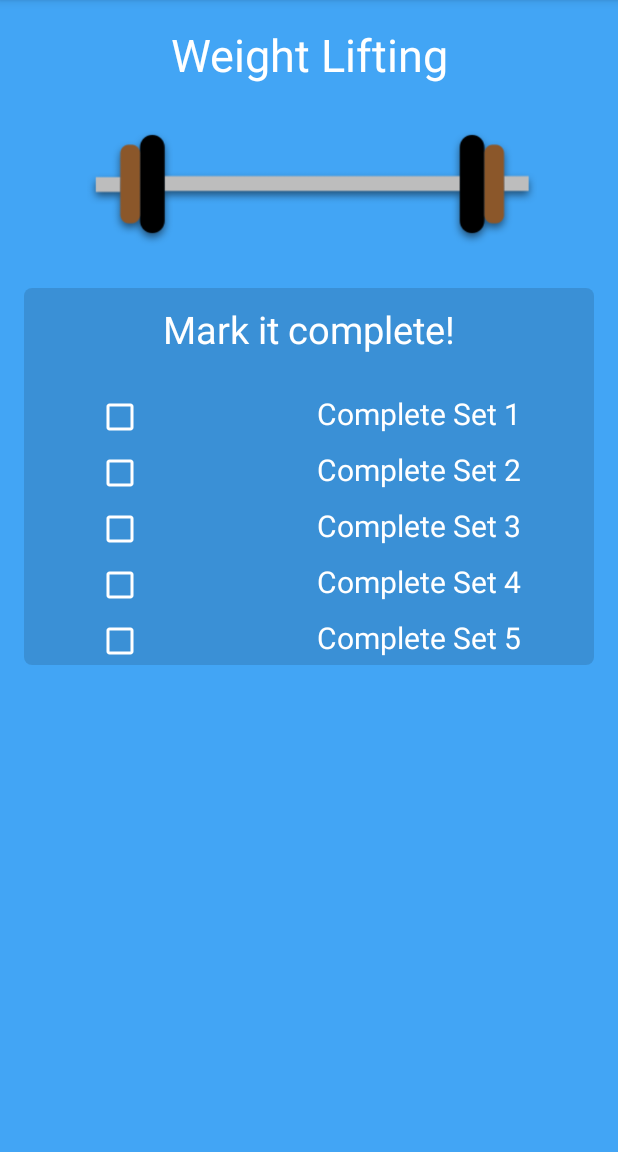
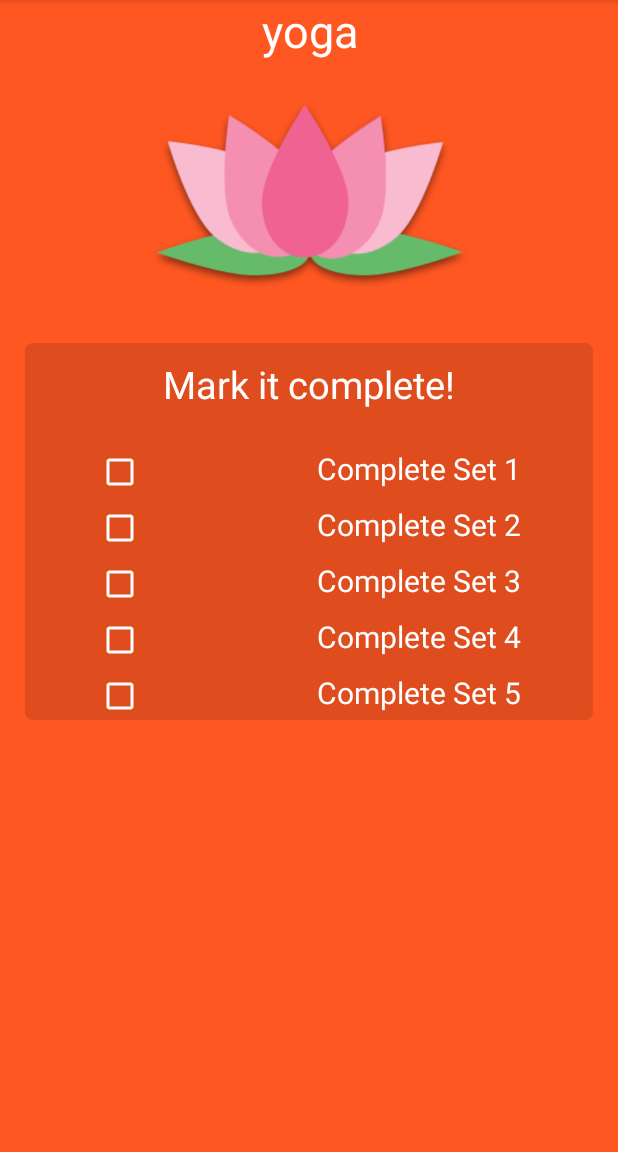
Before and after one commit to shgaurav/FitorFlab, an Android app: the screen it shows after launch (DetailsActivity), after a tap on "Yoga", on a phone screen of 412 x 824 dp, the part 84-1236 px from its top. Run offline under Robolectric (Android 15) with nearby library versions, the phone set to English and light mode, and no system bars.

Commit message:
Created the loadActivity Function, Worked with Intents, Learned to work with if/else for choosing Image, Title and background color for an activity based on button clicked. -Version2.0 -Stable

```diff
--- a/app/src/main/java/com/example/gaurav/fitorflab/DetailsActivity.java
+++ b/app/src/main/java/com/example/gaurav/fitorflab/DetailsActivity.java
@@ -1,9 +1,13 @@
 package com.example.gaurav.fitorflab;
 
+import android.graphics.Color;
+import android.provider.CalendarContract;
 import android.support.v7.app.AppCompatActivity;
 import android.os.Bundle;
+import android.support.v7.widget.LinearLayoutCompat;
 import android.widget.ImageButton;
 import android.widget.ImageView;
+import android.widget.LinearLayout;
 import android.widget.TextView;
 
 import org.w3c.dom.Text;
@@ -17,6 +21,36 @@ public class DetailsActivity extends AppCompatActivity {
 
         TextView exerciseTitle = (TextView)findViewById(R.id.titleView);
         ImageView exerciseImage = (ImageView)findViewById(R.id.exerciseImage);
+        LinearLayout mainBG = (LinearLayout)findViewById(R.id.activity_details);
+
+        String exerciseT = getIntent().getStringExtra(MainActivity.EXTRA_ITEM_TITLE);
+        exerciseTitle.setText(exerciseT);
+
+        if(exerciseT.equalsIgnoreCase(MainActivity.EXERCISE_WEIGHTS))
+        {
+            exerciseImage.setImageDrawable(getResources().getDrawable(R.drawable.weight2x, getApplicationContext().getTheme()));
+            mainBG.setBackgroundColor(Color.parseColor("#2ca5f5"));
+
+
+        }
+        else if(exerciseT.equalsIgnoreCase(MainActivity.EXERCISE_YOGA))
+        {
+            exerciseImage.setImageDrawable(getResources().getDrawable(R.drawable.lotus2x, getApplicationContext().getTheme()));
+            exerciseImage.setPadding(0,0,0,0);
+            exerciseImage.setScaleX((float)0.7);
+            exerciseImage.setScaleY((float)0.7);
+            mainBG.setPadding(25,0,25,0);
+            mainBG.setBackgroundColor(Color.parseColor("#FF5722"));
+
+
+        }
+        else
+        {
+            exerciseImage.setImageDrawable(getResources().getDrawable(R.drawable.heart2x, getApplicationContext().getTheme()));
+            mainBG.setBackgroundColor(Color.parseColor("#52ad56"));
+
+
+        }
 
 
     }
--- a/app/src/main/res/layout/activity_main.xml
+++ b/app/src/main/res/layout/activity_main.xml
@@ -251,8 +251,8 @@
             android:minHeight="198dp"
             android:scaleX="0.8"
             android:scaleY="0.8"
-            android:layout_above="@+id/textView3"
-            android:layout_centerHorizontal="true" />
+            android:layout_centerVertical="true"
+            android:layout_toEndOf="@+id/textView2" />
 
     </RelativeLayout>
 
```
